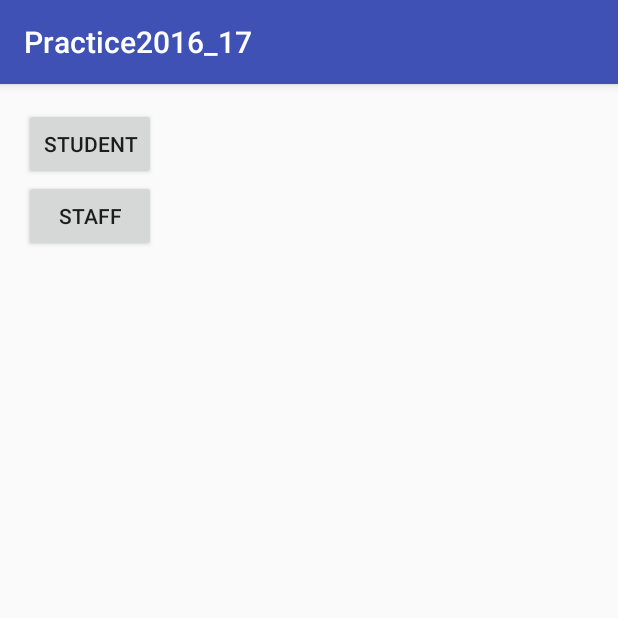
After one commit to maheshsp123/Practice2016_17, an Android app: the LP_minor1_2c screen opened directly, with no data from a screen before it, on a phone screen of 412 x 824 dp, the top half of it. The commit adds this screen. Run offline under Robolectric (Android 15) with nearby library versions, the phone set to English and light mode, and no system bars.

Commit message:
commit 25sep2016 2fragmentDemos laptop

```diff
--- a/app/src/main/AndroidManifest.xml
+++ b/app/src/main/AndroidManifest.xml
@@ -27,7 +27,10 @@
         <activity android:name=".httpRequestActivity" />
         <activity android:name=".SettingsActivity" />
         <activity android:name=".ReadPreferenceActivity" />
-        <activity android:name=".FragmentDemoActivity"></activity>
+        <activity android:name=".FragmentDemoActivity" />
+        <activity android:name=".LP_minor1_2c" />
+        <activity android:name=".Student_Deailed_Activity" />
+        <activity android:name=".Staff_Detailed_Activity"></activity>
     </application>
 
 </manifest>
--- /dev/null
+++ b/app/src/main/java/bvb/android/example/com/practice2016_17/FirstFragment.java
@@ -0,0 +1,55 @@
+package bvb.android.example.com.practice2016_17;
+
+
+import android.os.Bundle;
+import android.support.v4.app.Fragment;
+import android.view.LayoutInflater;
+import android.view.View;
+import android.view.ViewGroup;
+import android.widget.Button;
+
+
+/**
+ * A simple {@link Fragment} subclass.
+ */
+public class FirstFragment extends Fragment {
+
+    int mSelectedOption=0;
+    Button mStudetnButtonRef, mStaffButtonRef;
+
+    public FirstFragment() {
+        // Required empty public constructor
+    }
+
+
+    @Override
+    public View onCreateView(LayoutInflater inflater, ViewGroup container,
+                             Bundle savedInstanceState) {
+        // Inflate the layout for this fragment
+        View rootView=inflater.inflate(R.layout.fragment_first, container, false);
+        mStudetnButtonRef=(Button)rootView.findViewById(R.id.studetnButtonId);
+        mStudetnButtonRef.setOnClickListener(new View.OnClickListener() {
+            @Override
+            public void onClick(View v) {
+                mSelectedOption=1;//means student button clicked
+                ((callBack)getActivity()).luanchSecondFragmen(mSelectedOption);
+            }
+        });
+
+        mStaffButtonRef=(Button)rootView.findViewById(R.id.staffButtonId);
+        mStaffButtonRef.setOnClickListener(new View.OnClickListener() {
+            @Override
+            public void onClick(View v) {
+                mSelectedOption=2;//means staff button clicked
+                ((callBack)getActivity()).luanchSecondFragmen(mSelectedOption);
+            }
+        });
+
+        return rootView;
+    }
+
+    public interface callBack{
+        public void luanchSecondFragmen(int selectedOption);
+    }
+
+}
--- a/app/src/main/java/bvb/android/example/com/practice2016_17/ListViewActivity.java
+++ b/app/src/main/java/bvb/android/example/com/practice2016_17/ListViewActivity.java
@@ -27,7 +27,7 @@ public class ListViewActivity extends AppCompatActivity {
             arrayList.add("loginDemoActivity");             arrayList.add("secondActivity");
             arrayList.add("MainActivity");            arrayList.add("httpRequestActivity");
             arrayList.add("SettingsActivity");             arrayList.add("ReadPreferenceActivity");
-            arrayList.add("FragmentDemoActivity");            arrayList.add("Database management system");
+            arrayList.add("FragmentDemoActivity");            arrayList.add("LP_minor1_2c");
         arrayAdapter=new ArrayAdapter<String>(this,R.layout.listview_item2,R.id.listItemId2,arrayList);
         listView=(ListView)findViewById(R.id.listViewId);
         listView.setAdapter(arrayAdapter);
--- /dev/null
+++ b/app/src/main/res/layout-land/activity_lp_minor1_2c.xml
@@ -0,0 +1,35 @@
+<?xml version="1.0" encoding="utf-8"?>
+<LinearLayout xmlns:android="http://schemas.android.com/apk/res/android"
+    xmlns:tools="http://schemas.android.com/tools"
+    android:layout_width="match_parent"
+    android:layout_height="match_parent"
+    android:paddingBottom="@dimen/activity_vertical_margin"
+    android:paddingLeft="@dimen/activity_horizontal_margin"
+    android:paddingRight="@dimen/activity_horizontal_margin"
+    android:paddingTop="@dimen/activity_vertical_margin"
+    tools:context="bvb.android.example.com.practice2016_17.LP_minor1_2c"
+    android:orientation="horizontal"
+    android:weightSum="3">
+
+    <LinearLayout
+        android:orientation="vertical"
+        android:layout_width="0dp"
+        android:layout_height="match_parent"
+        android:layout_weight="1"
+        android:id="@+id/firstFragContainerId">
+
+        <fragment
+            android:layout_width="wrap_content"
+            android:layout_height="wrap_content"
+            android:name="bvb.android.example.com.practice2016_17.FirstFragment"
+            android:id="@+id/fragment2"
+            tools:layout="@layout/fragment_first" />
+    </LinearLayout>
+
+    <LinearLayout
+        android:orientation="vertical"
+        android:layout_width="0dp"
+        android:layout_height="match_parent"
+        android:layout_weight="2"
+        android:id="@+id/secondFragConainerId"></LinearLayout>
+</LinearLayout>
--- /dev/null
+++ b/app/src/main/res/layout/activity_lp_minor1_2c.xml
@@ -0,0 +1,21 @@
+<?xml version="1.0" encoding="utf-8"?>
+<RelativeLayout xmlns:android="http://schemas.android.com/apk/res/android"
+    xmlns:tools="http://schemas.android.com/tools"
+    android:layout_width="match_parent"
+    android:layout_height="match_parent"
+    android:paddingBottom="@dimen/activity_vertical_margin"
+    android:paddingLeft="@dimen/activity_horizontal_margin"
+    android:paddingRight="@dimen/activity_horizontal_margin"
+    android:paddingTop="@dimen/activity_vertical_margin"
+    tools:context="bvb.android.example.com.practice2016_17.LP_minor1_2c">
+
+    <fragment
+        android:layout_width="wrap_content"
+        android:layout_height="wrap_content"
+        android:name="bvb.android.example.com.practice2016_17.FirstFragment"
+        android:id="@+id/fragment3"
+        android:layout_alignParentTop="true"
+        android:layout_alignParentLeft="true"
+        android:layout_alignParentStart="true"
+        tools:layout="@layout/fragment_first" />
+</RelativeLayout>
--- /dev/null
+++ b/app/src/main/res/layout/fragment_first.xml
@@ -0,0 +1,21 @@
+<LinearLayout xmlns:android="http://schemas.android.com/apk/res/android"
+    xmlns:tools="http://schemas.android.com/tools"
+    android:layout_width="match_parent"
+    android:layout_height="match_parent"
+    tools:context="bvb.android.example.com.practice2016_17.FirstFragment"
+    android:orientation="vertical">
+
+    <!-- TODO: Update blank fragment layout -->
+
+    <Button
+        android:layout_width="wrap_content"
+        android:layout_height="wrap_content"
+        android:text="Student"
+        android:id="@+id/studetnButtonId" />
+
+    <Button
+        android:layout_width="wrap_content"
+        android:layout_height="wrap_content"
+        android:text="Staff"
+        android:id="@+id/staffButtonId" />
+</LinearLayout>
```
Also changed, not shown: app/src/main/java/bvb/android/example/com/practice2016_17/LP_minor1_2c.java (added, +42 -0 lines), app/src/main/java/bvb/android/example/com/practice2016_17/StaffFragment.java (added, +29 -0 lines), app/src/main/java/bvb/android/example/com/practice2016_17/Staff_Detailed_Activity.java (added, +13 -0 lines), app/src/main/java/bvb/android/example/com/practice2016_17/StudentFragment.java (added, +29 -0 lines), app/src/main/java/bvb/android/example/com/practice2016_17/Student_Deailed_Activity.java (added, +13 -0 lines), app/src/main/res/layout/activity_staff__detailed.xml (added, +21 -0 lines), app/src/main/res/layout/activity_student_deailed.xml (added, +20 -0 lines), app/src/main/res/layout/fragment_staff.xml (added, +30 -0 lines), app/src/main/res/layout/fragment_student.xml (added, +30 -0 lines), 3 other files.
